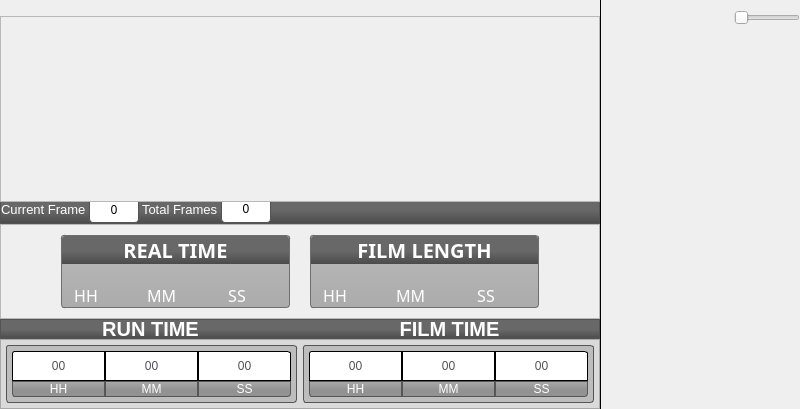
Above: Graffik/gui/film/filmwindow.ui from DynamicPerception/Graffik_Legacy before the change. Below: the same form after it.
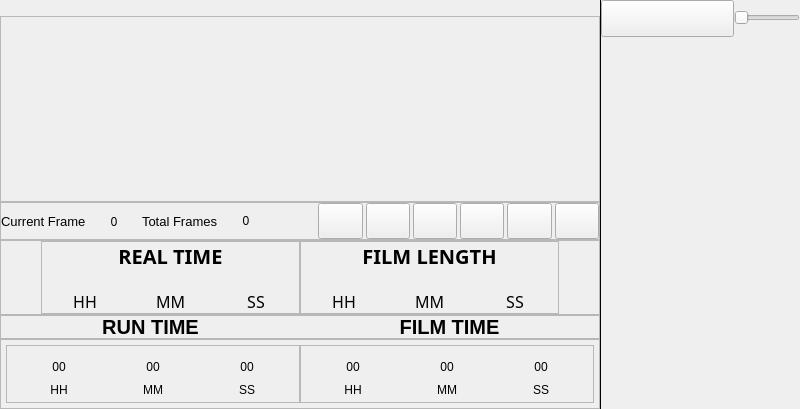
That is the form after the change. Icons and pictures are not drawn. Custom widgets are drawn as their Qt base class.

```diff
--- a/Graffik/gui/film/filmwindow.ui
+++ b/Graffik/gui/film/filmwindow.ui
@@ -26,315 +26,7 @@
    <string>FilmWindow</string>
   </property>
   <property name="styleSheet">
-   <string notr="true">
-
-FlickNumber #wheelLabel {
-border-image:url(:/core/kinetic-wheel.png);
-border:0px transparent;
-padding: 0px;
-margin:0px;
-}
-
-FlickNumber QListWidget {
-show-decoration-selected: 1;
-font: 30pt &quot;Lucida Sans&quot;;
-}
-
-
-FlickNumber QListWidget::item {
-color:rgb(81,82,85);
- border-image: url(:/core/kinetic-bg.png);
- border: 0px transparent;
-padding: 0px;
-margin: 0px;
-background-color: transparent;
-}
-
-FlickNumber QListWidget::item:selected {
-color:rgb(81,82,85);
- border-image: url(:/core/kinetic-bg.png);
- border: 0px transparent;
-padding: 0px;
-margin: 0px;
-background-color: transparent;
-}
-
-FlickNumber QListWidget::item:disabled {
-color:rgb(184, 184, 184);
-}
-
-FlickNumber QListWidgetItem {
-text-align: center;
-}
-
-#forwardButton {
-border-image: url(:/core/fwd-end-normal.png);
-border:0px transparent;
-}
-
-#forwardButton:pressed {
-border-image: url(:/core/fwd-end-pressed.png);
-}
-
-#frameFwdButton {
-border-image: url(:/core/fwd-normal.png);
-border:0px transparent;
-}
-
-#frameFwdButton:pressed {
-border-image: url(:/core/fwd-pressed.png);
-}
-
-#rewindButton {
-border-image: url(:/core/rwd-home-normal.png);
-border:0px transparent;
-}
-
-#rewindButton:pressed {
-border-image: url(:/core/rwd-home-pressed.png);
-}
-
-#frameRwdButton {
-border-image: url(:/core/rwd-normal.png);
-border:0px transparent;
-}
-
-#frameRwdButton:pressed {
-border-image: url(:/core/rwd-pressed.png);
-}
-
-#playButton {
-border-image: url(:/core/play-normal.png);
-border:0px transparent;
-}
-
-#playButton:pressed {
-border-image: url(:/core/play-pressed.png);
-}
-
-#playButton[state=&quot;1&quot;] {
-border-image: url(:/core/pause-normal.png);
-}
-
-#playButton:pressed[state=&quot;1&quot;] {
-border-image: url(:/core/pause-pressed.png);
-}
-#stopButton {
-border-image: url(:/core/stop-normal.png);
-border:0px transparent;
-}
-
-#stopButton:pressed {
-border-image: url(:/core/stop-pressed.png);
-}
-
-MotionArea {
-border-image: url(:/core/track-back.png);
-border: 0px transparent;
-border-color: #000000;
-}
-
-/* Track is muted by user interaction */
-MotionArea[muted=&quot;1&quot;] {
- border-image: url(:/core/track-back-mute.png);
-}
-
-/* Track is muted by error */
-MotionArea[muted=&quot;2&quot;] {
- border-image: url(:/core/track-back-error.png);
-}
-
-
-#visualSA {
-padding:0px;
-margin:0px;
-}
-
-#camSetBut {
-
- border-image: url(:/core/camset-but-normal.png);
- border: 0px transparent;
- margin-top:2px;
-}
-
-#camSetBut:pressed {
-
- border-image: url(:/core/camset-but-pressed.png);
- border: 0px transparent;
- margin-top:2px;
-}
-
-#camSetBut:disabled {
-
- border-image: url(:/core/camset-but-desat.png);
- border: 0px transparent;
- margin-top:2px;
-}
-
-SlideToggle::groove:horizontal {
- border-image: url(:/core/toggle-bg.png); 
- border-left: -9px transparent;
- border-right: -8px transparent;
- border-bottom: -5px transparent;
- border-top: 0px transparent;
-/*border: 0px transparent;*/
- padding: 0px;
- margin: 0px;
-}
-
-SlideToggle::handle:horizontal {
-margin:0px;
-padding:0px;
-image: url(:/core/slider-handle-dark.png);
-}
-
-SlideToggle {
-margin:4px;
-}
-
-#pluginStackedWidget {
-
-padding: 0px;
-margin:0px;
-}
-
-#separatorLine {
-padding:0px;
-margin:0px;
-}
-
-#timeDispContainerFrame {
-background-color: rgb(218,218,218);
-}
-
-#filmTimeBoxFrame {
-margin-left: 3px;
-}
-
-#runTimeBoxFrame {
-margin-right: 3px;
-}
-
-#runTimeBoxFrame, #filmTimeBoxFrame {
-border:1px solid;
-border-color:rgb(86,86,86);
-border-radius:3px;
-background-color:rgb(189,189,189);
-}
-
-#filmHHLabel, #filmMMLabel, #filmSSLabel, #runHHLabel, #runMMLabel, #runSSLabel {
-
-background-color: white;
-border-color:rgb(86,86,86);
-border:1px solid;
-color:rgb(81,82,85);
-font: 40pt &quot;Lucida Sans&quot;;
-}
-
-#filmHHLabel, #runHHLabel {
-border-top-left-radius: 3px;
-} 
-
-#filmSSLabel, #runSSLabel {
-border-top-right-radius: 3px;
-} 
-
-#filmTimeDispHHLabel, #filmTimeDispMMLabel, #filmTimeDispSSLabel, #runTimeDispHHLabel, #runTimeDispMMLabel, #runTimeDispSSLabel {
-background-color: qlineargradient(spread:pad, x1:0, y1:0, x2:0, y2:1, stop:0 rgba(171, 171, 171, 255), stop:0.571429 rgba(146, 146, 146, 255));
-color: white;
-border: 1px solid;
-border-color: rgb(86,86,86);
-}
-
-#runTimeDispHHLabel, #filmTimeDispHHLabel {
-border-bottom-left-radius: 3px;
-}
-
-#runTimeDispSSLabel, #filmTimeDispSSLabel {
-border-bottom-right-radius: 3px;
-}
-
-
-MotionTape {
-qproperty-background: rgb(143, 143, 143);
-qproperty-color: white;
-}
-
-MotionArea {
-qproperty-lineWidth: 2;
-qproperty-color: rgb(77, 154, 205);
-}
-
-
-#curFrameDispLabel, #totalFrameDispLabel {
-background-color:white;
-color: black;
-border-radius:4px;
-border: 1px solid;
-border-color:rgb(84, 84, 84);
-}
-
-
-
-#realTimeLabel, #filmLengthLabel, #shuttleAreaFrame, #timeHeaderFrame {
- background-color: qlineargradient(spread:pad, x1:0, y1:0, x2:0, y2:1, stop:0.541872 rgba(104, 104, 104, 255), stop:1 rgba(74, 74, 74, 255));
- color:white;
-}
-
-#curFramesLabel, #totalFramesLabel {
-color:white;
-}
-
-#timeHeaderFrame {
-border:1px solid;
-border-color:rgb(84, 84, 84);
-padding-top:0px;
-padding-bottom:0px;
-}
-
-#filmTimeDispLabel, #runTimeDispLabel {
- color:white;
-}
-
-#shuttleAreaFrame {
-border:1px solid;
-border-color:rgb(84, 84, 84);
-padding:0px;
-
-}
-#realTimeLabel, #filmLengthLabel {
-border-top-left-radius: 3px;
-border-top-right-radius: 3px;
-}
-
-#filmLenFrame, #realTimeFrame {
-background-color: qlineargradient(spread:pad, x1:0, y1:0, x2:0, y2:1, stop:0 rgba(186, 186, 186, 255), stop:1 rgba(171, 171, 171, 255));
-border-color:rgb(111, 111, 111);
-border-radius:3px;
-border-width:1px;
-border-style:solid;
-}
-
-#realTimeFrame {
-margin-left: 20px;
-margin-right:10px;
-margin-top: 10px;
-margin-bottom: 10px;
-}
-
-#filmLenFrame {
-margin-left: 10px;
-margin-right:20px;
-margin-top: 10px;
-margin-bottom: 10px;
-}
-
-#rtHHLabel, #rtMMLabel, #rtSSLabel, #filmLenHHLabel, #filmLenMMLabel, #filmLenSSLabel {
-
-color:white;
-font: 12pt &quot;Lucida Sans&quot;;
-padding-right: 28px;
-}</string>
+   <string notr="true"/>
   </property>
   <layout class="QVBoxLayout" name="verticalLayout">
    <property name="spacing">
@@ -1866,17 +1558,17 @@
   </layout>
  </widget>
  <customwidgets>
+  <customwidget>
+   <class>SlideToggle</class>
+   <extends>QSlider</extends>
+   <header>core/Widgets/slidetoggle.h</header>
+  </customwidget>
   <customwidget>
    <class>FlickNumber</class>
    <extends>QWidget</extends>
    <header location="global">core/Utilities/flicknumber.h</header>
    <container>1</container>
   </customwidget>
-  <customwidget>
-   <class>SlideToggle</class>
-   <extends>QSlider</extends>
-   <header>core/Widgets/slidetoggle.h</header>
-  </customwidget>
   <customwidget>
    <class>StatefulButton</class>
    <extends>QPushButton</extends>
```
